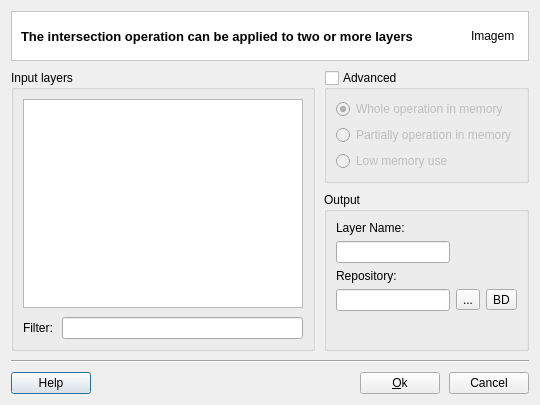
First picture: the form in src/terralib/vp/qt/ui/IntersectionDialogForm.ui, repository claudiobogossian/terralib5, before the edit.
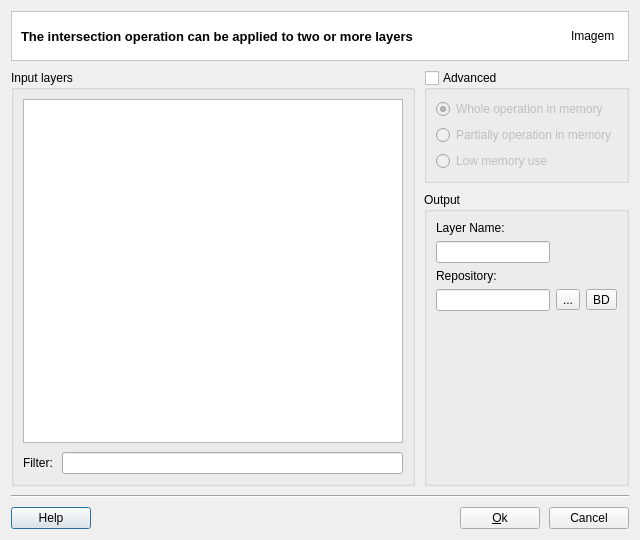
Second picture: the form after the edit.

```diff
--- a/src/terralib/vp/qt/ui/IntersectionDialogForm.ui
+++ b/src/terralib/vp/qt/ui/IntersectionDialogForm.ui
@@ -6,8 +6,8 @@
    <rect>
     <x>0</x>
     <y>0</y>
-    <width>540</width>
-    <height>405</height>
+    <width>640</width>
+    <height>540</height>
    </rect>
   </property>
   <property name="windowTitle">
```
